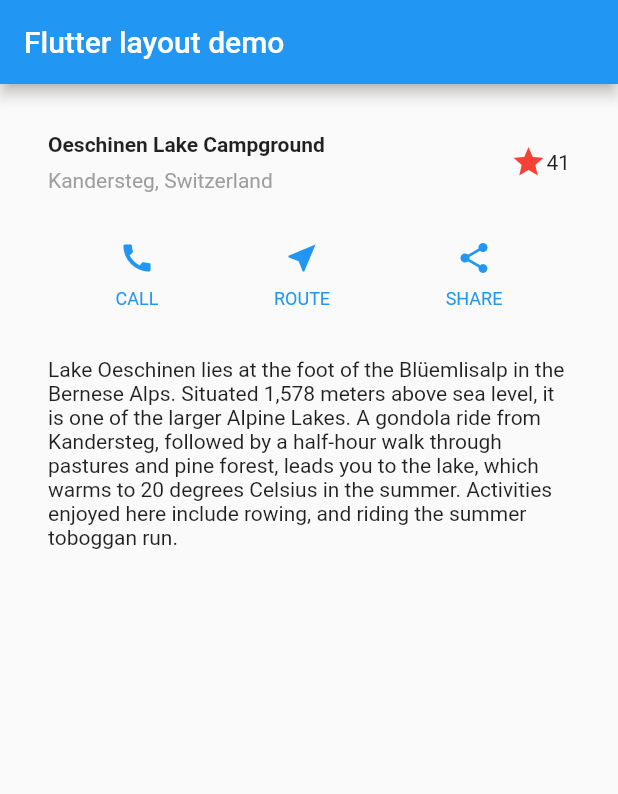
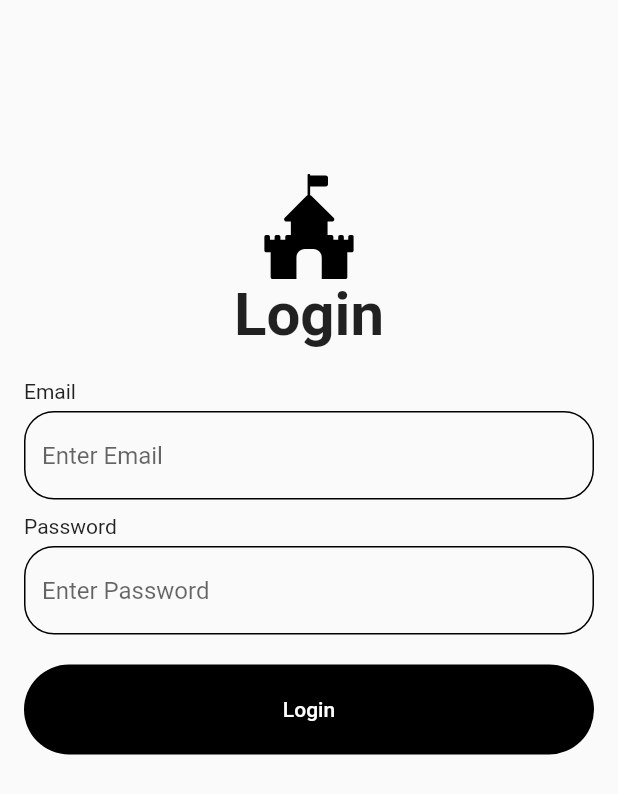
Before and after one commit to leejaa/flutter_application_1, a Flutter app: the screen it shows after launch, on a phone screen of 412 x 824 dp. Shown: the top 794 px of the screen. Run offline on Flutter 3.47's test engine with Material 2 defaults, Android fonts, the phone set to English and light mode, and no system bars; our stand-ins replace flutter_svg.

```diff
--- /dev/null
+++ b/lib/components/custom_form.dart
@@ -0,0 +1,30 @@
+import 'package:flutter/material.dart';
+import 'package:flutter_login/components/custom_text_form_field.dart';
+import 'package:flutter_login/size.dart';
+
+class CustomForm extends StatelessWidget {
+  final _formKey = GlobalKey<FormState>();
+  @override
+  Widget build(BuildContext context) {
+    return Form(
+      key: _formKey,
+      child: Column(
+        children: [
+          CustomTextFormField("Email"),
+          SizedBox(height: medium_gap),
+          CustomTextFormField("Password"),
+          SizedBox(height: large_gap),
+          TextButton(
+            onPressed: () {
+              if (_formKey.currentState!.validate()) {
+                Navigator.pushNamed(context, '/home');
+              }
+              Navigator.pushNamed(context, '/home');
+            },
+            child: Text("Login"),
+          ),
+        ],
+      ),
+    );
+  }
+}
--- /dev/null
+++ b/lib/components/custom_text_form_field.dart
@@ -0,0 +1,39 @@
+import 'package:flutter/material.dart';
+import 'package:flutter_login/size.dart';
+
+class CustomTextFormField extends StatelessWidget {
+  final String text;
+
+  const CustomTextFormField(this.text);
+
+  @override
+  Widget build(BuildContext context) {
+    return Column(
+      crossAxisAlignment: CrossAxisAlignment.start,
+      children: [
+        Text(text),
+        SizedBox(height: small_gap),
+        TextFormField(
+          validator: (value) =>
+              value!.isEmpty ? "Please enter some text" : null,
+          obscureText: text == 'Password' ? true : false,
+          decoration: InputDecoration(
+            hintText: "Enter $text",
+            enabledBorder: OutlineInputBorder(
+              borderRadius: BorderRadius.circular(20),
+            ),
+            focusedBorder: OutlineInputBorder(
+              borderRadius: BorderRadius.circular(20),
+            ),
+            errorBorder: OutlineInputBorder(
+              borderRadius: BorderRadius.circular(20),
+            ),
+            focusedErrorBorder: OutlineInputBorder(
+              borderRadius: BorderRadius.circular(20),
+            ),
+          ),
+        ),
+      ],
+    );
+  }
+}
--- /dev/null
+++ b/lib/components/logo.dart
@@ -0,0 +1,25 @@
+import 'package:flutter/material.dart';
+import 'package:flutter_svg/flutter_svg.dart';
+
+class Logo extends StatelessWidget {
+  final String title;
+
+  const Logo(this.title);
+
+  @override
+  Widget build(BuildContext context) {
+    return Column(
+      children: [
+        SvgPicture.asset(
+          "assets/logo.svg",
+          height: 70,
+          width: 70,
+        ),
+        Text(
+          title,
+          style: TextStyle(fontSize: 40, fontWeight: FontWeight.bold),
+        ),
+      ],
+    );
+  }
+}
--- a/lib/main.dart
+++ b/lib/main.dart
@@ -1,120 +1,31 @@
 import 'package:flutter/material.dart';
-// Uncomment lines 7 and 10 to view the visual layout at runtime.
-// import 'package:flutter/rendering.dart' show debugPaintSizeEnabled;
+import 'package:flutter_login/pages/home_page.dart';
+import 'package:flutter_login/pages/login_page.dart';
 
 void main() {
-  // debugPaintSizeEnabled = true;
-  runApp(const MyApp());
+  runApp(MyApp());
 }
 
 class MyApp extends StatelessWidget {
-  const MyApp({Key? key}) : super(key: key);
-
   @override
   Widget build(BuildContext context) {
-    Widget titleSection = Container(
-      padding: const EdgeInsets.all(32),
-      child: Row(
-        children: [
-          Expanded(
-            /*1*/
-            child: Column(
-              crossAxisAlignment: CrossAxisAlignment.start,
-              children: [
-                /*2*/
-                Container(
-                  padding: const EdgeInsets.only(bottom: 8),
-                  child: const Text(
-                    'Oeschinen Lake Campground',
-                    style: TextStyle(
-                      fontWeight: FontWeight.bold,
-                    ),
-                  ),
-                ),
-                Text(
-                  'Kandersteg, Switzerland',
-                  style: TextStyle(
-                    color: Colors.grey[500],
-                  ),
-                ),
-              ],
-            ),
+    return MaterialApp(
+      theme: ThemeData(
+          textButtonTheme: TextButtonThemeData(
+        style: TextButton.styleFrom(
+          backgroundColor: Colors.black,
+          primary: Colors.white,
+          shape: RoundedRectangleBorder(
+            borderRadius: BorderRadius.circular(30),
           ),
-          /*3*/
-          Icon(
-            Icons.star,
-            color: Colors.red[500],
-          ),
-          const Text('41'),
-        ],
-      ),
-    );
-
-    Color color = Theme.of(context).primaryColor;
-
-    Widget buttonSection = Row(
-      mainAxisAlignment: MainAxisAlignment.spaceEvenly,
-      children: [
-        _buildButtonColumn(color, Icons.call, 'CALL'),
-        _buildButtonColumn(color, Icons.near_me, 'ROUTE'),
-        _buildButtonColumn(color, Icons.share, 'SHARE'),
-      ],
-    );
-
-    Widget textSection = const Padding(
-      padding: EdgeInsets.all(32),
-      child: Text(
-        'Lake Oeschinen lies at the foot of the Blüemlisalp in the Bernese '
-        'Alps. Situated 1,578 meters above sea level, it is one of the '
-        'larger Alpine Lakes. A gondola ride from Kandersteg, followed by a '
-        'half-hour walk through pastures and pine forest, leads you to the '
-        'lake, which warms to 20 degrees Celsius in the summer. Activities '
-        'enjoyed here include rowing, and riding the summer toboggan run.',
-        softWrap: true,
-      ),
-    );
-
-    return MaterialApp(
-      title: 'Flutter layout demo',
-      home: Scaffold(
-        appBar: AppBar(
-          title: const Text('Flutter layout demo'),
+          minimumSize: Size(400, 60),
         ),
-        body: ListView(
-          children: [
-            // Image.asset(
-            //   'images/lake.jpg',
-            //   width: 600,
-            //   height: 240,
-            //   fit: BoxFit.cover,
-            // ),
-            titleSection,
-            buttonSection,
-            textSection,
-          ],
-        ),
-      ),
-    );
-  }
-
-  Column _buildButtonColumn(Color color, IconData icon, String label) {
-    return Column(
-      mainAxisSize: MainAxisSize.min,
-      mainAxisAlignment: MainAxisAlignment.center,
-      children: [
-        Icon(icon, color: color),
-        Container(
-          margin: const EdgeInsets.only(top: 8),
-          child: Text(
-            label,
-            style: TextStyle(
-              fontSize: 12,
-              fontWeight: FontWeight.w400,
-              color: color,
-            ),
-          ),
-        ),
-      ],
+      )),
+      initialRoute: "/login",
+      routes: {
+        "/login": (context) => LoginPage(),
+        "/home": (context) => HomePage(),
+      },
     );
   }
 }
--- /dev/null
+++ b/lib/pages/home_page.dart
@@ -0,0 +1,25 @@
+import 'package:flutter/material.dart';
+import 'package:flutter_login/components/logo.dart';
+
+class HomePage extends StatelessWidget {
+  @override
+  Widget build(BuildContext context) {
+    return Scaffold(
+      body: Padding(
+        padding: const EdgeInsets.all(16.0),
+        child: Column(
+          children: [
+            SizedBox(height: 200),
+            Logo("Care Soft"),
+            SizedBox(height: 50),
+            TextButton(
+                onPressed: () {
+                  Navigator.pop(context);
+                },
+                child: Text("Get Started"))
+          ],
+        ),
+      ),
+    );
+  }
+}
--- /dev/null
+++ b/lib/pages/login_page.dart
@@ -0,0 +1,23 @@
+import 'package:flutter/material.dart';
+import 'package:flutter_login/components/custom_form.dart';
+import 'package:flutter_login/components/logo.dart';
+import 'package:flutter_login/size.dart';
+
+class LoginPage extends StatelessWidget {
+  @override
+  Widget build(BuildContext context) {
+    return Scaffold(
+      body: Padding(
+        padding: const EdgeInsets.all(16.0),
+        child: ListView(
+          children: [
+            SizedBox(height: xlarge_gap),
+            Logo("Login"),
+            SizedBox(height: large_gap),
+            CustomForm(),
+          ],
+        ),
+      ),
+    );
+  }
+}
--- /dev/null
+++ b/lib/size.dart
@@ -0,0 +1,4 @@
+const double small_gap = 5.0;
+const double medium_gap = 10.0;
+const double large_gap = 20.0;
+const double xlarge_gap = 100.0;
```
Also changed, not shown: pubspec.yaml (+10 -59 lines), assets/avatar.png (added), assets/fonts/PatuaOne-Regular.ttf (added), assets/images/burger.jpeg (added), assets/images/coffee.jpeg (added), assets/images/pizza.jpeg (added), assets/logo.svg (added), assets/tab1.jpg (added), pubspec.lock.
